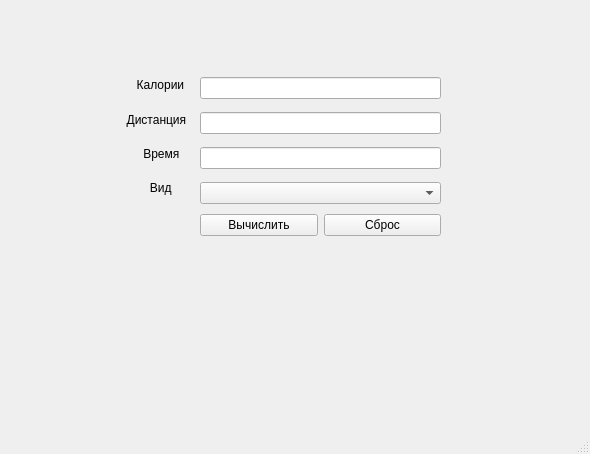
Before: the Qt Designer form plavaniye.ui in newerra/NEW_ERRA_BETA_1.2, drawn with Qt 5.
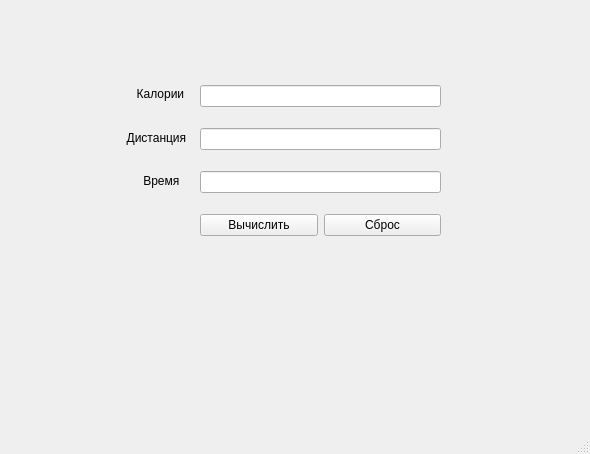
After: the same form once the commit is applied.

What changed in the file:
```diff
--- a/plavaniye.ui
+++ b/plavaniye.ui
@@ -18,7 +18,7 @@
     <property name="geometry">
      <rect>
       <x>120</x>
-      <y>75</y>
+      <y>84</y>
       <width>81</width>
       <height>20</height>
      </rect>
@@ -31,7 +31,7 @@
     <property name="geometry">
      <rect>
       <x>120</x>
-      <y>110</y>
+      <y>128</y>
       <width>81</width>
       <height>20</height>
      </rect>
@@ -40,24 +40,11 @@
      <string>  Дистанция</string>
     </property>
    </widget>
-   <widget class="QLabel" name="label_4">
-    <property name="geometry">
-     <rect>
-      <x>120</x>
-      <y>178</y>
-      <width>81</width>
-      <height>20</height>
-     </rect>
-    </property>
-    <property name="text">
-     <string>         Вид</string>
-    </property>
-   </widget>
    <widget class="QLabel" name="label_5">
     <property name="geometry">
      <rect>
       <x>120</x>
-      <y>144</y>
+      <y>171</y>
       <width>81</width>
       <height>20</height>
      </rect>
@@ -89,9 +76,6 @@
      <item>
       <widget class="QLineEdit" name="time"/>
      </item>
-     <item>
-      <widget class="QComboBox" name="vid"/>
-     </item>
     </layout>
    </widget>
    <widget class="QWidget" name="">
```
